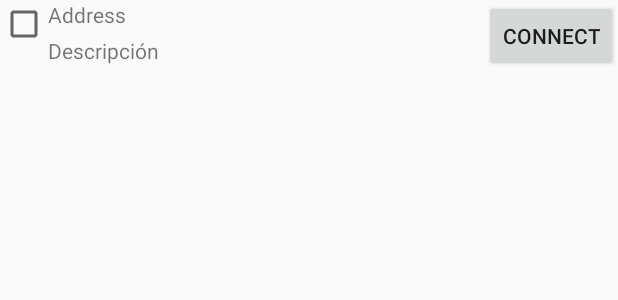
After one commit to Equinoxe-fgc/BluetoothLE, an Android app: the layout elemento_lista.xml on its own in the app's theme, with its tools: preview values and no code run, on a phone screen of 412 x 824 dp. The commit adds this screen. Shown: the top 300 px of the screen. Run offline under Robolectric (Android 15) with nearby library versions, the phone set to English and light mode, and no system bars.

Commit message:
Se encuentran los dispositivos Se manejan las pulsaciones de los elementos al seleccionar y los botones Empezar a hacer código para conectar y recibir

```diff
--- a/app/build.gradle
+++ b/app/build.gradle
@@ -25,4 +25,6 @@ dependencies {
     testImplementation 'junit:junit:4.12'
     androidTestImplementation 'com.android.support.test:runner:1.0.1'
     androidTestImplementation 'com.android.support.test.espresso:espresso-core:3.0.1'
+    implementation 'com.android.support:recyclerview-v7:27.1.1'
+    api 'no.nordicsemi.android.support.v18:scanner:1.0.0'
 }
--- a/app/src/main/AndroidManifest.xml
+++ b/app/src/main/AndroidManifest.xml
@@ -1,6 +1,10 @@
 <?xml version="1.0" encoding="utf-8"?>
 <manifest xmlns:android="http://schemas.android.com/apk/res/android"
     package="com.equinoxe.bluetoothle">
+
+    <uses-permission android:name="android.permission.ACCESS_COARSE_LOCATION"/>
+    <uses-permission android:name="android.permission.BLUETOOTH"/>
+    <uses-permission android:name="android.permission.BLUETOOTH_ADMIN"/>
 
     <application
         android:allowBackup="true"
--- /dev/null
+++ b/app/src/main/res/layout/elemento_lista.xml
@@ -0,0 +1,35 @@
+<?xml version="1.0" encoding="utf-8"?>
+<RelativeLayout xmlns:android="http://schemas.android.com/apk/res/android"
+    android:layout_width="match_parent"
+    android:layout_height="48dp">
+
+    <CheckBox
+        android:id="@+id/chkSelect"
+        android:layout_width="wrap_content"
+        android:layout_height="wrap_content"
+        android:gravity="left|center_vertical" />
+
+    <TextView
+        android:id="@+id/txtDescription"
+        android:layout_width="wrap_content"
+        android:layout_height="wrap_content"
+        android:layout_toRightOf="@+id/chkSelect"
+        android:gravity="center_vertical"
+        android:text="@string/address" />
+
+    <TextView
+        android:id="@+id/txtDescription2"
+        android:layout_width="wrap_content"
+        android:layout_height="match_parent"
+        android:layout_below="@+id/txtDescription"
+        android:layout_toRightOf="@+id/chkSelect"
+        android:gravity="center_vertical"
+        android:text="@string/descripcion" />
+
+    <Button
+        android:id="@+id/btnConnectOne"
+        android:layout_width="wrap_content"
+        android:layout_height="wrap_content"
+        android:layout_alignParentRight="true"
+        android:text="@string/connectOne" />
+</RelativeLayout>
--- a/app/src/main/res/values/strings.xml
+++ b/app/src/main/res/values/strings.xml
@@ -1,3 +1,9 @@
 <resources>
     <string name="app_name">BluetoothLE</string>
+    <string name="scan">Scan</string>
+    <string name="stop">Stop</string>
+    <string name="connect">Connect all selected</string>
+    <string name="address">Address</string>
+    <string name="descripcion">Descripción</string>
+    <string name="connectOne">Connect</string>
 </resources>
```
Also changed, not shown: app/src/main/java/com/equinoxe/bluetoothle/BluetoothDeviceInfo.java (added, +39 -0 lines), app/src/main/java/com/equinoxe/bluetoothle/BluetoothDeviceInfoList.java (added, +44 -0 lines), app/src/main/java/com/equinoxe/bluetoothle/MainActivity.java (+142 -0 lines), app/src/main/java/com/equinoxe/bluetoothle/MiAdaptador.java (added, +97 -0 lines), 1 other file.
